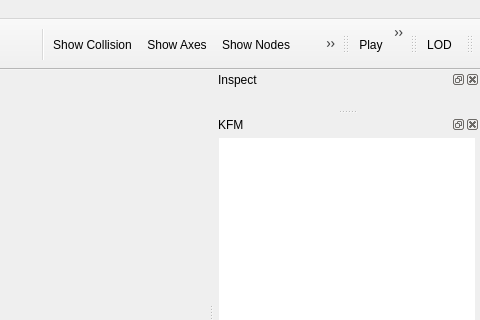
Above: src/ui/nifskope.ui from BungoV/NifSkope-WildWastelandEdition before the change; both pictures show x 800 to 1280 and y 0 to 320 of the 1280 by 800 pixel window. Below: the same form after it.
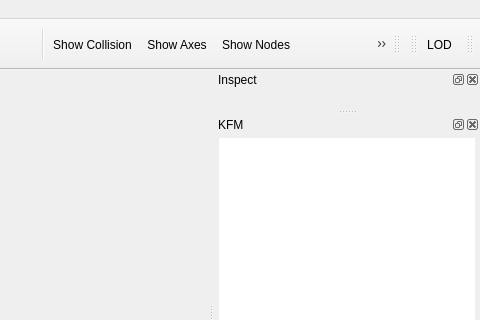
That is the form after the change. Icons and pictures are not drawn. Custom widgets are drawn as their Qt base class.

The edit to the form file:
```diff
--- a/src/ui/nifskope.ui
+++ b/src/ui/nifskope.ui
@@ -110,9 +110,6 @@
    <attribute name="toolBarBreak">
     <bool>false</bool>
    </attribute>
-   <addaction name="aAnimPlay"/>
-   <addaction name="aAnimLoop"/>
-   <addaction name="aAnimSwitch"/>
   </widget>
   <widget class="QToolBar" name="tLOD">
    <property name="sizePolicy">
```
Left out of the diff: 4 changed lines with no effect on the pictures.
